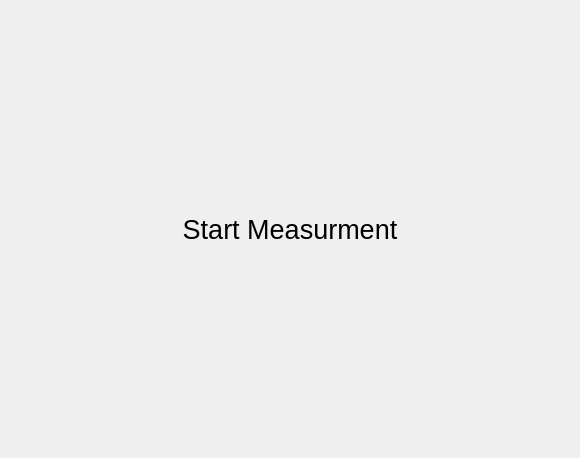
Qt form package/measure/gui_measure.ui (ljengic/BLE_desktop_application) before a commit.
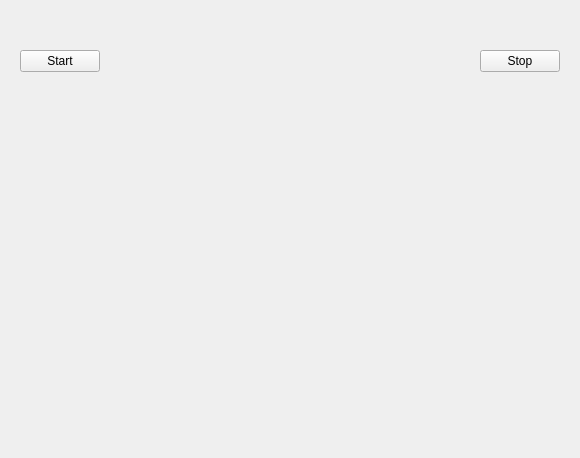
The same form after that commit.

Commit message: add start and stop measure buttons

The edit to the form file:
```diff
--- a/package/measure/gui_measure.ui
+++ b/package/measure/gui_measure.ui
@@ -13,22 +13,49 @@
   <property name="windowTitle">
    <string>Form</string>
   </property>
-  <layout class="QGridLayout" name="gridLayout">
-   <item row="0" column="0">
-    <widget class="QLabel" name="label">
-     <property name="font">
-      <font>
-       <pointsize>20</pointsize>
-      </font>
+  <layout class="QVBoxLayout" name="verticalLayout">
+   <item>
+    <widget class="QWidget" name="widget_2" native="true">
+     <property name="maximumSize">
+      <size>
+       <width>16777215</width>
+       <height>100</height>
+      </size>
      </property>
-     <property name="text">
-      <string>Start Measurment</string>
-     </property>
-     <property name="alignment">
-      <set>Qt::AlignCenter</set>
-     </property>
+     <layout class="QHBoxLayout" name="horizontalLayout">
+      <item>
+       <widget class="QPushButton" name="btn_start">
+        <property name="text">
+         <string>Start</string>
+        </property>
+       </widget>
+      </item>
+      <item>
+       <spacer name="horizontalSpacer">
+        <property name="orientation">
+         <enum>Qt::Horizontal</enum>
+        </property>
+        <property name="sizeHint" stdset="0">
+         <size>
+          <width>379</width>
+          <height>20</height>
+         </size>
+        </property>
+       </spacer>
+      </item>
+      <item>
+       <widget class="QPushButton" name="btn_stop">
+        <property name="text">
+         <string>Stop</string>
+        </property>
+       </widget>
+      </item>
+     </layout>
     </widget>
    </item>
+   <item>
+    <widget class="QWidget" name="widget" native="true"/>
+   </item>
   </layout>
  </widget>
  <resources/>
```
Left out of the diff: 4 changed lines with no effect on the pictures. The commit also changes 2 other files.
